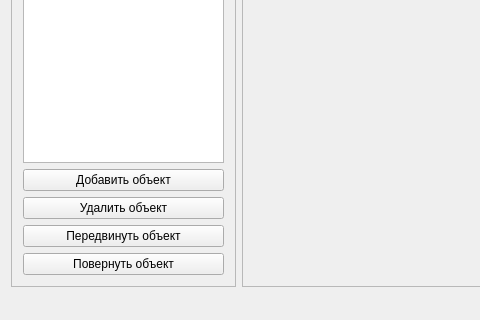
Old version of the form mainwindow.ui in the repository vokama/Qt_OpenGL_Cubes; both pictures show x 0 to 480 and y 123 to 443 of the 765 by 443 pixel window.
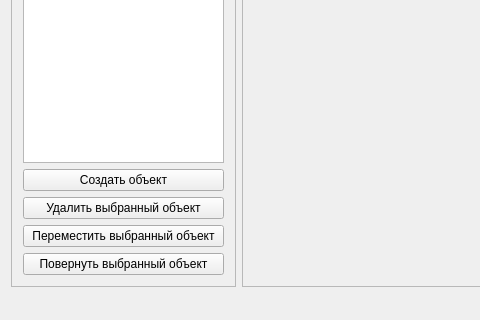
New version of the form.

Commit message: косметические изменения

The edit to the form file:
```diff
--- a/mainwindow.ui
+++ b/mainwindow.ui
@@ -255,28 +255,28 @@
        <item>
         <widget class="QPushButton" name="AddObject">
          <property name="text">
-          <string>Добавить объект</string>
+          <string>Создать объект</string>
          </property>
         </widget>
        </item>
        <item>
         <widget class="QPushButton" name="RemoveObject">
          <property name="text">
-          <string>Удалить объект</string>
+          <string>Удалить выбранный объект</string>
          </property>
         </widget>
        </item>
        <item>
         <widget class="QPushButton" name="MoveObject">
          <property name="text">
-          <string>Передвинуть объект</string>
+          <string>Переместить выбранный объект</string>
          </property>
         </widget>
        </item>
        <item>
         <widget class="QPushButton" name="RotateObject">
          <property name="text">
-          <string>Повернуть объект</string>
+          <string>Повернуть выбранный объект</string>
          </property>
         </widget>
        </item>
```
The commit also changes 2 other files.
